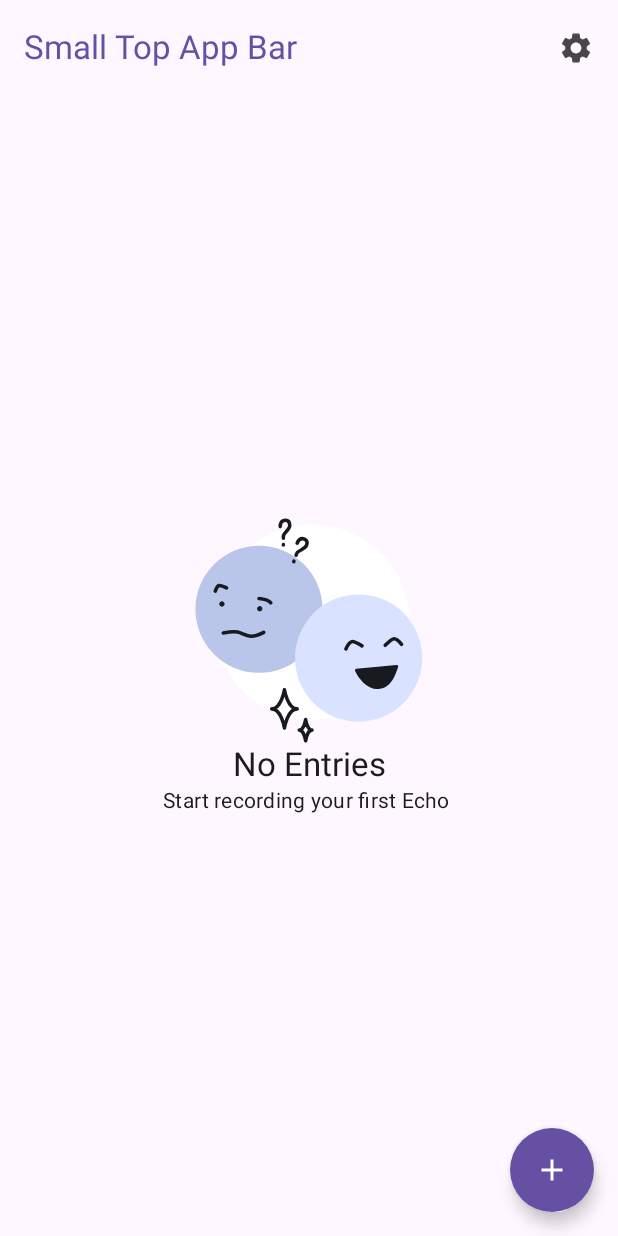
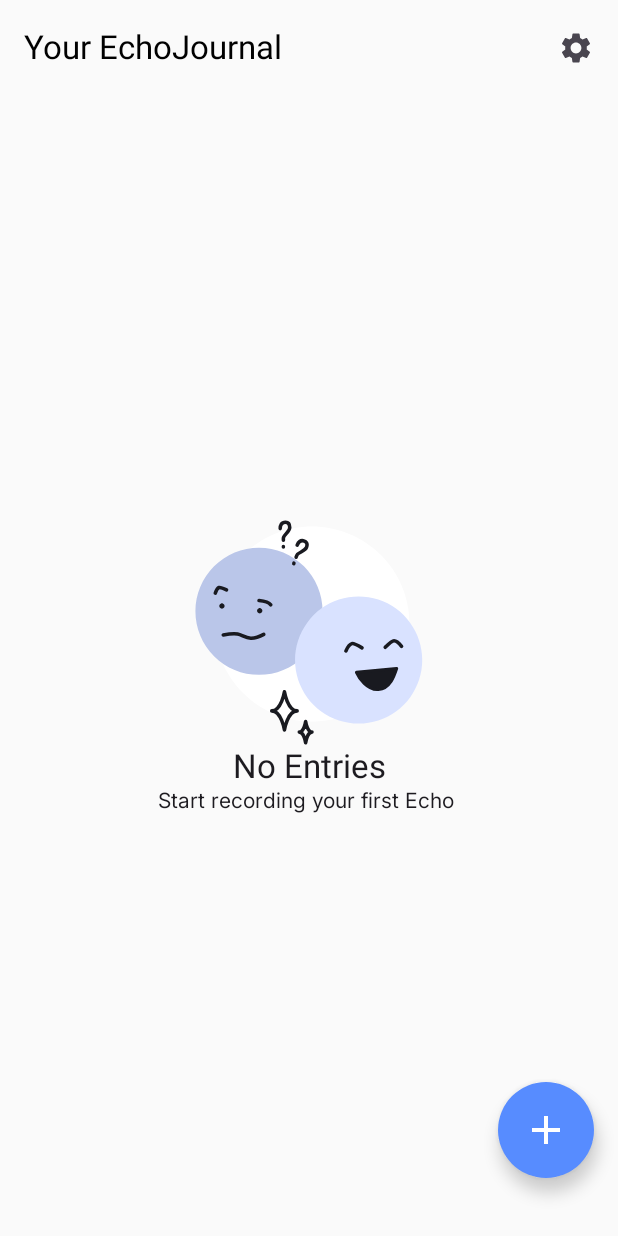
Before and after one commit to ArturGubala/echo-journal, an Android app built with Jetpack Compose: the screen it shows after launch (MainActivity), on a phone screen of 412 x 824 dp. Run offline under Robolectric (Android 15) with nearby library versions, the phone set to English and light mode, and no system bars.

Commit message:
Add typography, theme and colors. Fix some ui elements.

```diff
--- a/app/src/main/java/com/example/echo_journal/MainActivity.kt
+++ b/app/src/main/java/com/example/echo_journal/MainActivity.kt
@@ -16,9 +16,7 @@ class MainActivity : ComponentActivity() {
         ViewCompat.setOnApplyWindowInsetsListener(window.decorView) { _, insets -> insets }
 
         setContent {
-            EchoJournalTheme(
-                dynamicColor = false
-            ) {
+            EchoJournalTheme{
                 EchoJournalApp()
             }
         }
--- a/app/src/main/java/com/example/echo_journal/record/presentation/record_history/RecordHistoryScreen.kt
+++ b/app/src/main/java/com/example/echo_journal/record/presentation/record_history/RecordHistoryScreen.kt
@@ -4,7 +4,9 @@ import androidx.compose.foundation.Image
 import androidx.compose.foundation.layout.Arrangement
 import androidx.compose.foundation.layout.Column
 import androidx.compose.foundation.layout.fillMaxSize
+import androidx.compose.foundation.layout.offset
 import androidx.compose.foundation.layout.padding
+import androidx.compose.foundation.layout.size
 import androidx.compose.foundation.shape.CircleShape
 import androidx.compose.material.icons.Icons
 import androidx.compose.material.icons.filled.Add
@@ -23,7 +25,9 @@ import androidx.compose.ui.Alignment
 import androidx.compose.ui.Modifier
 import androidx.compose.ui.graphics.Color
 import androidx.compose.ui.res.painterResource
+import androidx.compose.ui.res.stringResource
 import androidx.compose.ui.tooling.preview.Preview
+import androidx.compose.ui.unit.dp
 import androidx.navigation.NavController
 import com.example.echo_journal.R
 import com.example.echo_journal.core.presentation.util.ObserveAsEvents
@@ -62,7 +66,11 @@ private fun RecordHistoryScreen(
                     titleContentColor = MaterialTheme.colorScheme.primary,
                 ),
                 title = {
-                    Text("Small Top App Bar")
+                    Text(
+                        text = stringResource(R.string.record_screen_topappbar_title),
+                        style = MaterialTheme.typography.titleLarge,
+                        color = Color.Black
+                    )
                 },
                 actions = {
                     IconButton(onClick = { onAction(RecordHistoryAction.OnSettingsClick) }) {
@@ -77,12 +85,22 @@ private fun RecordHistoryScreen(
             FloatingActionButton(
                 onClick = { },
                 shape = CircleShape,
-                containerColor = MaterialTheme.colorScheme.primary
+                containerColor = MaterialTheme.colorScheme.primaryContainer,
+                modifier = Modifier
+                    .size(64.dp)
+                    .offset(y = (-23).dp)
             ) {
-                Icon(Icons.Filled.Add, "Floating action button.")
+                Icon(
+                    imageVector = Icons.Filled.Add,
+                    contentDescription = "Floating action button.",
+                    modifier = Modifier.size(32.dp)
+                )
             }
         },
-        floatingActionButtonPosition = androidx.compose.material3.FabPosition.End
+        floatingActionButtonPosition = androidx.compose.material3.FabPosition.End,
+        containerColor = Color.Transparent,
+        contentColor = MaterialTheme.colorScheme.onBackground,
+        contentWindowInsets = androidx.compose.foundation.layout.WindowInsets(0, 0, 0, 0),
     ) { padding ->
         Column(
             modifier = Modifier
--- a/app/src/main/java/com/example/echo_journal/settings/presentation/SettingsScreen.kt
+++ b/app/src/main/java/com/example/echo_journal/settings/presentation/SettingsScreen.kt
@@ -97,7 +97,8 @@ private fun SettingsScreen(
                     header = {
                         CardHeader(
                             title = stringResource(R.string.default_mood_setings_title),
-                            subtitle = stringResource(R.string.default_mood_settings_subtitle)
+                            subtitle = stringResource(R.string.default_mood_settings_subtitle),
+                            modifier = Modifier.fillMaxWidth()
                         )
                     },
                     content = {
@@ -130,7 +131,8 @@ private fun SettingsScreen(
                     header = {
                         CardHeader(
                             title = stringResource(R.string.default_topicks_settings_title),
-                            subtitle = stringResource(R.string.default_topicks_settings_subtitle)
+                            subtitle = stringResource(R.string.default_topicks_settings_subtitle),
+                            modifier = Modifier.fillMaxWidth()
                         )
                     },
                     content = {
--- a/app/src/main/java/com/example/echo_journal/settings/presentation/components/CardHeader.kt
+++ b/app/src/main/java/com/example/echo_journal/settings/presentation/components/CardHeader.kt
@@ -1,31 +1,34 @@
 package com.example.echo_journal.settings.presentation.components
 
+import androidx.compose.foundation.layout.Arrangement
 import androidx.compose.foundation.layout.Column
-import androidx.compose.foundation.layout.fillMaxWidth
 import androidx.compose.material3.MaterialTheme
 import androidx.compose.material3.Text
 import androidx.compose.runtime.Composable
 import androidx.compose.ui.Modifier
 import androidx.compose.ui.tooling.preview.Preview
+import androidx.compose.ui.unit.dp
 
 @Composable
 fun CardHeader(
     title: String,
     subtitle: String,
+    arrangement: Arrangement.Vertical = Arrangement.spacedBy(4.dp),
     modifier: Modifier = Modifier
 ) {
     Column(
-        modifier = modifier
+        modifier = modifier,
+        verticalArrangement = arrangement
     ) {
         Text(
             text = title,
-            style = MaterialTheme.typography.titleSmall,
-            modifier = Modifier.fillMaxWidth()
+            style = MaterialTheme.typography.headlineSmall,
+            modifier = modifier
         )
         Text(
             text = subtitle,
-            style = MaterialTheme.typography.bodySmall,
-            modifier = Modifier.fillMaxWidth()
+            style = MaterialTheme.typography.bodyMedium,
+            modifier = modifier
         )
     }
 }
--- a/app/src/main/java/com/example/echo_journal/ui/theme/Color.kt
+++ b/app/src/main/java/com/example/echo_journal/ui/theme/Color.kt
@@ -2,10 +2,35 @@ package com.example.echo_journal.ui.theme
 
 import androidx.compose.ui.graphics.Color
 
-val Purple80 = Color(0xFFD0BCFF)
-val PurpleGrey80 = Color(0xFFCCC2DC)
-val Pink80 = Color(0xFFEFB8C8)
+val SecondaryContainer = Color(0xffeef0ff)
+val OnSecondaryContainer = Color(0xffbac6e9)
+val Blue100 = Color(0xff578cff)
+val Blue500 = Color(0xff00419c)
+val ErrorContainer = Color(0xffffedec)
+val Error = Color(0xff660014)
+val SurfaceVariant = Color(0xff40434f)
+val Secondary = Color(0xff3b4663)
+val SurfaceContainer = Color(0xff475d92)
+val SurfaceTint = Color(0xff6b7796)
+val BottomSheetSurface = Color(0xfffcfdfe)
+val HintColor = Color(0xffc1c3ce)
 
-val Purple40 = Color(0xFF6650a4)
-val PurpleGrey40 = Color(0xFF625b71)
-val Pink40 = Color(0xFF7D5260)
+val NeutralPrimary = Color(0xff41b278)
+val NeutralSecondary = Color(0xffb9ddcb)
+val NeutralContainer = Color(0xffeef7f3)
+
+val PeacefulPrimary = Color(0xffbe3294)
+val PeacefulSecondary = Color(0xffe1cedb)
+val PeacefulContainer = Color(0xfff6f2f5)
+
+val SadPrimary = Color(0xff3a8ede)
+val SadSecondary = Color(0xffc5d8e9)
+val SadContainer = Color(0xffeff4f8)
+
+val ExcitedPrimary = Color(0xffdb6c0b)
+val ExcitedSecondary = Color(0xffddd2c8)
+val ExcitedContainer = Color(0xfff5f2ef)
+
+val StressedPrimary = Color(0xffde3a3a)
+val StressedSecondary = Color(0xffe9c5c5)
+val StressedContainer = Color(0xfff8efef)
--- a/app/src/main/java/com/example/echo_journal/ui/theme/Theme.kt
+++ b/app/src/main/java/com/example/echo_journal/ui/theme/Theme.kt
@@ -1,56 +1,33 @@
 package com.example.echo_journal.ui.theme
 
-import android.os.Build
-import androidx.compose.foundation.isSystemInDarkTheme
 import androidx.compose.material3.MaterialTheme
-import androidx.compose.material3.darkColorScheme
-import androidx.compose.material3.dynamicDarkColorScheme
-import androidx.compose.material3.dynamicLightColorScheme
 import androidx.compose.material3.lightColorScheme
 import androidx.compose.runtime.Composable
-import androidx.compose.ui.platform.LocalContext
-
-private val DarkColorScheme = darkColorScheme(
-    primary = Purple80,
-    secondary = PurpleGrey80,
-    tertiary = Pink80
-)
+import androidx.compose.ui.graphics.Color
 
 private val LightColorScheme = lightColorScheme(
-    primary = Purple40,
-    secondary = PurpleGrey40,
-    tertiary = Pink40
-
-    /* Other default colors to override
-    background = Color(0xFFFFFBFE),
-    surface = Color(0xFFFFFBFE),
-    onPrimary = Color.White,
-    onSecondary = Color.White,
-    onTertiary = Color.White,
-    onBackground = Color(0xFF1C1B1F),
-    onSurface = Color(0xFF1C1B1F),
-    */
+    primary = Blue500,
+    primaryContainer = Blue100,
+    onPrimaryContainer = Color.White,
+    secondaryContainer = SecondaryContainer,
+    onSecondaryContainer = OnSecondaryContainer,
+    errorContainer = ErrorContainer,
+    error = Error,
+    background = SecondaryContainer,
+    surface = BottomSheetSurface,
+    surfaceVariant = SurfaceVariant,
+    secondary = Secondary,
+    surfaceContainer = SurfaceContainer,
+    surfaceTint = SurfaceTint,
+    tertiary = HintColor
 )
 
 @Composable
 fun EchoJournalTheme(
-    darkTheme: Boolean = isSystemInDarkTheme(),
-    // Dynamic color is available on Android 12+
-    dynamicColor: Boolean = true,
     content: @Composable () -> Unit
 ) {
-    val colorScheme = when {
-        dynamicColor && Build.VERSION.SDK_INT >= Build.VERSION_CODES.S -> {
-            val context = LocalContext.current
-            if (darkTheme) dynamicDarkColorScheme(context) else dynamicLightColorScheme(context)
-        }
-
-        darkTheme -> DarkColorScheme
-        else -> LightColorScheme
-    }
-
     MaterialTheme(
-        colorScheme = colorScheme,
+        colorScheme = LightColorScheme,
         typography = Typography,
         content = content
     )
--- a/app/src/main/java/com/example/echo_journal/ui/theme/Type.kt
+++ b/app/src/main/java/com/example/echo_journal/ui/theme/Type.kt
@@ -2,33 +2,59 @@ package com.example.echo_journal.ui.theme
 
 import androidx.compose.material3.Typography
 import androidx.compose.ui.text.TextStyle
+import androidx.compose.ui.text.font.Font
 import androidx.compose.ui.text.font.FontFamily
+import androidx.compose.ui.text.font.FontLoadingStrategy
 import androidx.compose.ui.text.font.FontWeight
 import androidx.compose.ui.unit.sp
+import com.example.echo_journal.R
 
-// Set of Material typography styles to start with
+val Inter = FontFamily(
+    Font(resId = R.font.inter_medium, weight = FontWeight.Medium, loadingStrategy = FontLoadingStrategy.Async),
+    Font(resId = R.font.inter_regular, weight = FontWeight.Normal, loadingStrategy = FontLoadingStrategy.Async)
+)
+
 val Typography = Typography(
-    bodyLarge = TextStyle(
-        fontFamily = FontFamily.Default,
+    headlineLarge = TextStyle(
+        fontFamily = Inter,
+        fontWeight = FontWeight.Medium,
+        fontSize = 26.sp,
+        lineHeight = 32.sp
+    ),
+    headlineMedium = TextStyle(
+        fontFamily = Inter,
+        fontWeight = FontWeight.Medium,
+        fontSize = 22.sp,
+        lineHeight = 26.sp
+    ),
+    headlineSmall = TextStyle(
+        fontFamily = Inter,
+        fontWeight = FontWeight.Medium,
+        fontSize = 16.sp,
+        lineHeight = 24.sp
+    ),
+    bodyMedium = TextStyle(
+        fontFamily = Inter,
         fontWeight = FontWeight.Normal,
-        fontSize = 16.sp,
-        lineHeight = 24.sp,
-        letterSpacing = 0.5.sp
-    )
-    /* Other default text styles to override
-    titleLarge = TextStyle(
-        fontFamily = FontFamily.Default,
+        fontSize = 14.sp,
+        lineHeight = 20.sp
+    ),
+    bodySmall = TextStyle(
+        fontFamily = Inter,
         fontWeight = FontWeight.Normal,
-        fontSize = 22.sp,
-        lineHeight = 28.sp,
-        letterSpacing = 0.sp
+        fontSize = 12.sp,
+        lineHeight = 16.sp
+    ),
+    labelMedium = TextStyle(
+        fontFamily = Inter,
+        fontWeight = FontWeight.Medium,
+        fontSize = 12.sp,
+        lineHeight = 14.5.sp
     ),
     labelSmall = TextStyle(
-        fontFamily = FontFamily.Default,
+        fontFamily = Inter,
         fontWeight = FontWeight.Medium,
-        fontSize = 11.sp,
-        lineHeight = 16.sp,
-        letterSpacing = 0.5.sp
+        fontSize = 13.sp,
+        lineHeight = 18.sp
     )
-    */
 )
--- a/app/src/main/res/values/strings.xml
+++ b/app/src/main/res/values/strings.xml
@@ -4,4 +4,5 @@
     <string name="default_mood_settings_subtitle">Select default mood to apply to all new entries</string>
     <string name="default_topicks_settings_title">My Topics</string>
     <string name="default_topicks_settings_subtitle">Select default topics to apply to all new entries</string>
+    <string name="record_screen_topappbar_title">Your EchoJournal</string>
 </resources>
```
Also changed, not shown: app/src/main/res/font/inter_medium.ttf (added), app/src/main/res/font/inter_regular.ttf (added).
